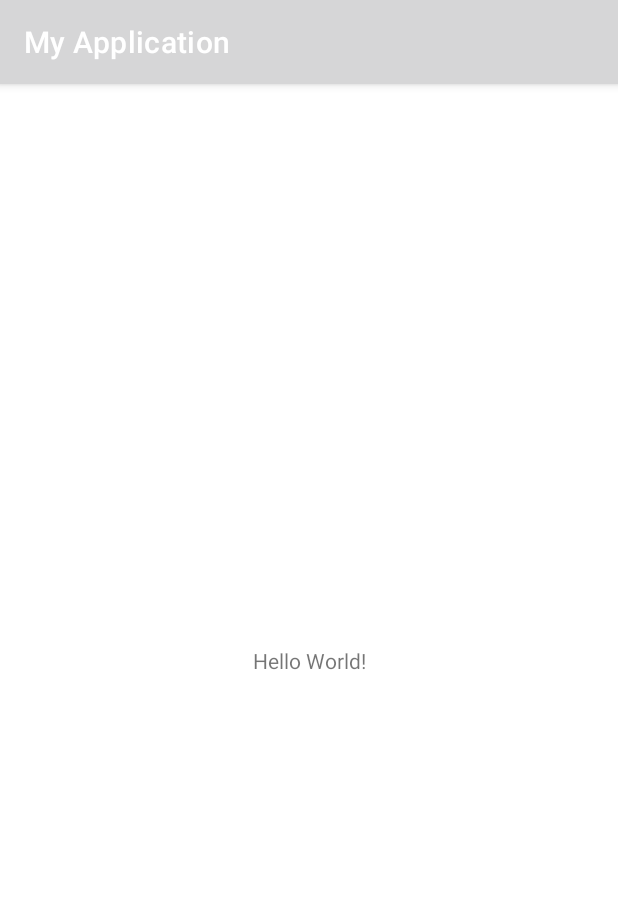
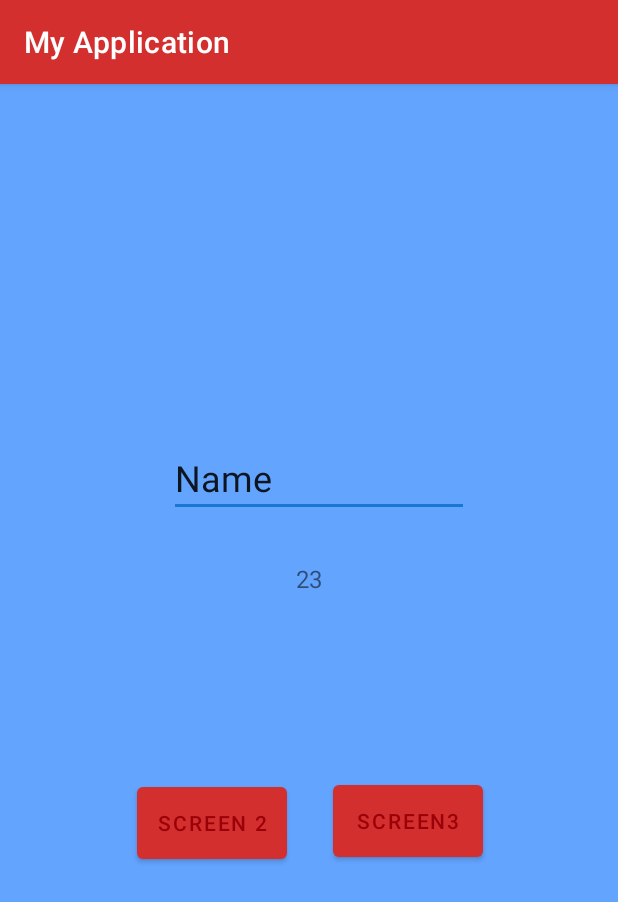
Before and after one commit to ERlKS0N/StylesTrial, an Android app: the screen it shows after launch (MainActivity), on a phone screen of 412 x 824 dp. Shown: the top 902 px of the screen. Run offline under Robolectric (Android 15) with nearby library versions, the phone set to English and light mode, and no system bars.

Commit message:
commit push
You gotta do Layout and gravity

```diff
--- a/app/src/main/AndroidManifest.xml
+++ b/app/src/main/AndroidManifest.xml
@@ -14,6 +14,12 @@
         android:theme="@style/Theme.MyApplication"
         tools:targetApi="31">
         <activity
+            android:name=".MainActivity3"
+            android:exported="false" />
+        <activity
+            android:name=".MainActivity2"
+            android:exported="false" />
+        <activity
             android:name=".MainActivity"
             android:exported="true">
             <intent-filter>
--- a/app/src/main/java/com/example/myapplication/MainActivity.java
+++ b/app/src/main/java/com/example/myapplication/MainActivity.java
@@ -2,7 +2,10 @@ package com.example.myapplication;
 
 import androidx.appcompat.app.AppCompatActivity;
 
+import android.app.ActivityOptions;
+import android.content.Intent;
 import android.os.Bundle;
+import android.view.View;
 
 public class MainActivity extends AppCompatActivity {
 
@@ -11,4 +14,14 @@ public class MainActivity extends AppCompatActivity {
         super.onCreate(savedInstanceState);
         setContentView(R.layout.activity_main);
     }
+    public void screen2(View view){
+        Intent i = new Intent(this, MainActivity2.class);
+        Bundle b = ActivityOptions.makeSceneTransitionAnimation(this).toBundle();
+        startActivity(i,b);
+    }
+    public void screen3(View view){
+        Intent i = new Intent(this, MainActivity3.class);
+        Bundle b = ActivityOptions.makeSceneTransitionAnimation(this).toBundle();
+        startActivity(i,b);
+    }
 }
--- /dev/null
+++ b/app/src/main/java/com/example/myapplication/MainActivity2.java
@@ -0,0 +1,14 @@
+package com.example.myapplication;
+
+import androidx.appcompat.app.AppCompatActivity;
+
+import android.os.Bundle;
+
+public class MainActivity2 extends AppCompatActivity {
+
+    @Override
+    protected void onCreate(Bundle savedInstanceState) {
+        super.onCreate(savedInstanceState);
+        setContentView(R.layout.activity_main2);
+    }
+}
--- /dev/null
+++ b/app/src/main/java/com/example/myapplication/MainActivity3.java
@@ -0,0 +1,14 @@
+package com.example.myapplication;
+
+import androidx.appcompat.app.AppCompatActivity;
+
+import android.os.Bundle;
+
+public class MainActivity3 extends AppCompatActivity {
+
+    @Override
+    protected void onCreate(Bundle savedInstanceState) {
+        super.onCreate(savedInstanceState);
+        setContentView(R.layout.activity_main3);
+    }
+}
--- /dev/null
+++ b/app/src/main/res/layout-land/activity_main.xml
@@ -0,0 +1,18 @@
+<?xml version="1.0" encoding="utf-8"?>
+<androidx.constraintlayout.widget.ConstraintLayout xmlns:android="http://schemas.android.com/apk/res/android"
+    xmlns:app="http://schemas.android.com/apk/res-auto"
+    xmlns:tools="http://schemas.android.com/tools"
+    android:layout_width="match_parent"
+    android:layout_height="match_parent"
+    tools:context=".MainActivity">
+
+    <TextView
+        android:layout_width="wrap_content"
+        android:layout_height="wrap_content"
+        android:text="Hello World!"
+        app:layout_constraintBottom_toBottomOf="parent"
+        app:layout_constraintEnd_toEndOf="parent"
+        app:layout_constraintStart_toStartOf="parent"
+        app:layout_constraintTop_toTopOf="parent" />
+
+</androidx.constraintlayout.widget.ConstraintLayout>
--- a/app/src/main/res/layout/activity_main.xml
+++ b/app/src/main/res/layout/activity_main.xml
@@ -4,15 +4,86 @@
     xmlns:tools="http://schemas.android.com/tools"
     android:layout_width="match_parent"
     android:layout_height="match_parent"
+    android:background="#FFFFFF"
+    android:backgroundTint="#63A4FF"
     tools:context=".MainActivity">
 
+    <EditText
+        android:id="@+id/editTextTextPersonName"
+        android:layout_width="@dimen/width"
+        android:layout_height="@dimen/height"
+        android:ems="10"
+        android:inputType="textPersonName"
+        android:text="Name"
+        android:textSize="@dimen/fontSize1"
+        android:layout_margin="@dimen/margin"
+        android:layout_marginRight="@dimen/margin"
+        android:paddingBottom="@dimen/bottomPadding"
+        app:layout_constraintBottom_toBottomOf="parent"
+        app:layout_constraintEnd_toEndOf="parent"
+        app:layout_constraintHorizontal_bias="0.559"
+        app:layout_constraintStart_toStartOf="parent"
+        app:layout_constraintTop_toTopOf="parent"
+        app:layout_constraintVertical_bias="0.305" />
+
     <TextView
+        android:id="@+id/textView3"
         android:layout_width="wrap_content"
         android:layout_height="wrap_content"
-        android:text="Hello World!"
+        android:text="23"
+        android:textSize="@dimen/fontSize2"
+        android:layout_margin="@dimen/margin"
+        android:layout_marginRight="@dimen/margin"
         app:layout_constraintBottom_toBottomOf="parent"
         app:layout_constraintEnd_toEndOf="parent"
         app:layout_constraintStart_toStartOf="parent"
-        app:layout_constraintTop_toTopOf="parent" />
+        app:layout_constraintTop_toTopOf="parent"
+        app:layout_constraintVertical_bias="0.416" />
+
+    <Button
+        android:id="@+id/button"
+        android:layout_width="@dimen/buttonWidth"
+        android:layout_height="@dimen/buttonHeight"
+        android:text="Screen 2"
+        android:onClick="screen2"
+        android:layout_margin="@dimen/margin"
+        android:layout_marginLeft="@dimen/buttonMarginLeft"
+        android:padding="@dimen/buttonPadding"
+        app:layout_constraintBottom_toBottomOf="parent"
+        app:layout_constraintEnd_toEndOf="parent"
+        app:layout_constraintHorizontal_bias="0.196"
+        app:layout_constraintStart_toStartOf="parent"
+        app:layout_constraintTop_toTopOf="parent"
+        app:layout_constraintVertical_bias="0.679" />
+
+    <ImageView
+        android:id="@+id/imageView2"
+        android:layout_width="wrap_content"
+        android:layout_height="wrap_content"
+        android:layout_margin="@dimen/topMargin"
+        android:layout_marginRight="@dimen/margin"
+        app:layout_constraintBottom_toBottomOf="parent"
+        app:layout_constraintEnd_toEndOf="parent"
+        app:layout_constraintHorizontal_bias="0.533"
+        app:layout_constraintStart_toStartOf="parent"
+        app:layout_constraintTop_toTopOf="parent"
+        app:layout_constraintVertical_bias="0.056"
+        tools:srcCompat="@tools:sample/avatars" />
+
+    <Button
+        android:id="@+id/button2"
+        android:layout_width="@dimen/buttonWidth"
+        android:layout_height="@dimen/buttonHeight"
+        android:onClick="screen3"
+        android:text="Screen3"
+        android:padding="@dimen/buttonPadding"
+        android:layout_margin="@dimen/margin"
+        android:layout_marginRight="@dimen/buttonMarginRight"
+        app:layout_constraintBottom_toBottomOf="parent"
+        app:layout_constraintEnd_toEndOf="parent"
+        app:layout_constraintHorizontal_bias="0.81"
+        app:layout_constraintStart_toStartOf="parent"
+        app:layout_constraintTop_toTopOf="parent"
+        app:layout_constraintVertical_bias="0.677" />
 
 </androidx.constraintlayout.widget.ConstraintLayout>
--- /dev/null
+++ b/app/src/main/res/layout/activity_main2.xml
@@ -0,0 +1,18 @@
+<?xml version="1.0" encoding="utf-8"?>
+<androidx.constraintlayout.widget.ConstraintLayout xmlns:android="http://schemas.android.com/apk/res/android"
+    xmlns:app="http://schemas.android.com/apk/res-auto"
+    xmlns:tools="http://schemas.android.com/tools"
+    android:layout_width="match_parent"
+    android:layout_height="match_parent"
+    tools:context=".MainActivity2">
+
+    <Button
+        android:id="@+id/button3"
+        android:layout_width="wrap_content"
+        android:layout_height="wrap_content"
+        android:text="Button"
+        app:layout_constraintBottom_toBottomOf="parent"
+        app:layout_constraintEnd_toEndOf="parent"
+        app:layout_constraintStart_toStartOf="parent"
+        app:layout_constraintTop_toTopOf="parent" />
+</androidx.constraintlayout.widget.ConstraintLayout>
--- /dev/null
+++ b/app/src/main/res/layout/activity_main3.xml
@@ -0,0 +1,9 @@
+<?xml version="1.0" encoding="utf-8"?>
+<androidx.constraintlayout.widget.ConstraintLayout xmlns:android="http://schemas.android.com/apk/res/android"
+    xmlns:app="http://schemas.android.com/apk/res-auto"
+    xmlns:tools="http://schemas.android.com/tools"
+    android:layout_width="match_parent"
+    android:layout_height="match_parent"
+    tools:context=".MainActivity3">
+
+</androidx.constraintlayout.widget.ConstraintLayout>
--- /dev/null
+++ b/app/src/main/res/transition/trans_anime.xml
@@ -0,0 +1,5 @@
+<?xml version="1.0" encoding="utf-8"?>
+<transitionSet xmlns:android="http://schemas.android.com/apk/res/android">
+    <fade
+        android:duration="800"></fade>
+</transitionSet>
--- a/app/src/main/res/values-night/themes.xml
+++ b/app/src/main/res/values-night/themes.xml
@@ -1,16 +1,6 @@
 <resources xmlns:tools="http://schemas.android.com/tools">
     <!-- Base application theme. -->
     <style name="Theme.MyApplication" parent="Theme.MaterialComponents.DayNight.DarkActionBar">
-        <!-- Primary brand color. -->
-        <item name="colorPrimary">@color/purple_200</item>
-        <item name="colorPrimaryVariant">@color/purple_700</item>
-        <item name="colorOnPrimary">@color/black</item>
-        <!-- Secondary brand color. -->
-        <item name="colorSecondary">@color/teal_200</item>
-        <item name="colorSecondaryVariant">@color/teal_200</item>
-        <item name="colorOnSecondary">@color/black</item>
-        <!-- Status bar color. -->
-        <item name="android:statusBarColor" tools:targetApi="l">?attr/colorPrimaryVariant</item>
-        <!-- Customize your theme here. -->
+
     </style>
 </resources>
--- a/app/src/main/res/values/dimens.xml
+++ b/app/src/main/res/values/dimens.xml
@@ -1,8 +1,18 @@
 <?xml version="1.0" encoding="utf-8"?>
 <resources>
     <dimen name="width">200dp</dimen>
-    <dimen name="height">40dp</dimen>
-    <dimen name="fontSize">300dp</dimen>
-    <dimen name="editTextHeight">60dp</dimen>
+    <dimen name="height">50dp</dimen>
+    <dimen name="fontSize1">24sp</dimen>
+    <dimen name="fontSize2">16sp</dimen>
+    <dimen name="buttonWidth">100dp</dimen>
+    <dimen name="buttonHeight">60dp</dimen>
+    <dimen name="margin">50dp</dimen>
+    <dimen name="topMargin">30dp</dimen>
+    <dimen name="buttonMarginLeft">50dp</dimen>
+    <dimen name="buttonMarginRight">50dp</dimen>
+    <dimen name="buttonPadding">5dp</dimen>
+    <dimen name="textPadding">20dp</dimen>
+    <dimen name="bottomPadding">10dp</dimen>
+
 
 </resources>
--- a/app/src/main/res/values/themes.xml
+++ b/app/src/main/res/values/themes.xml
@@ -2,15 +2,19 @@
     <!-- Base application theme. -->
     <style name="Theme.MyApplication" parent="Theme.MaterialComponents.DayNight.DarkActionBar">
         <!-- Primary brand color. -->
-        <item name="colorPrimary">@color/purple_500</item>
-        <item name="colorPrimaryVariant">@color/purple_700</item>
-        <item name="colorOnPrimary">@color/white</item>
+        <item name="colorPrimary">@color/primaryColor</item>
+        <item name="colorPrimaryVariant">@color/primaryLightColor</item>
+        <item name="colorOnPrimary">@color/primaryDarkColor</item>
         <!-- Secondary brand color. -->
-        <item name="colorSecondary">@color/teal_200</item>
-        <item name="colorSecondaryVariant">@color/teal_700</item>
-        <item name="colorOnSecondary">@color/black</item>
+        <item name="colorSecondary">@color/secondaryColor</item>
+        <item name="colorSecondaryVariant">@color/secondaryLightColor</item>
+        <item name="colorOnSecondary">@color/secondaryDarkColor</item>
         <!-- Status bar color. -->
         <item name="android:statusBarColor" tools:targetApi="l">?attr/colorPrimaryVariant</item>
         <!-- Customize your theme here. -->
+        <item name="android:windowActivityTransitions">true</item>
+        <item name="android:windowEnterTransition">@transition/trans_anime</item>
+        <item name="android:windowExitTransition">@transition/trans_anime</item>
+
     </style>
 </resources>
```
